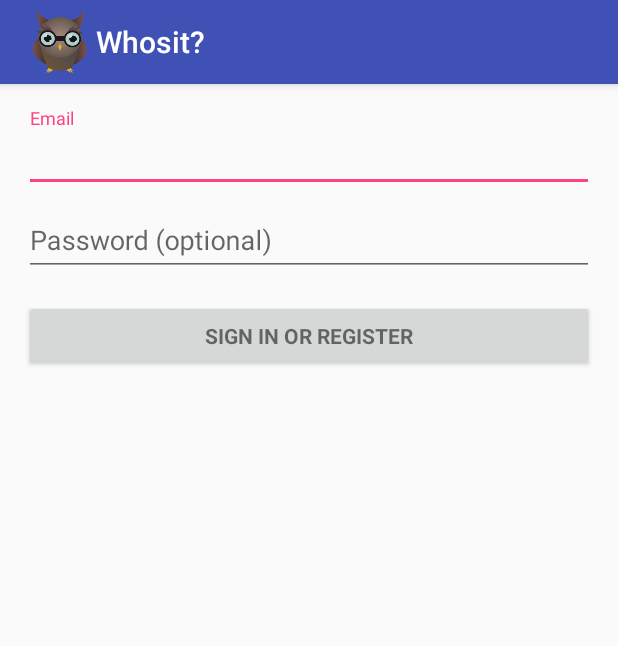
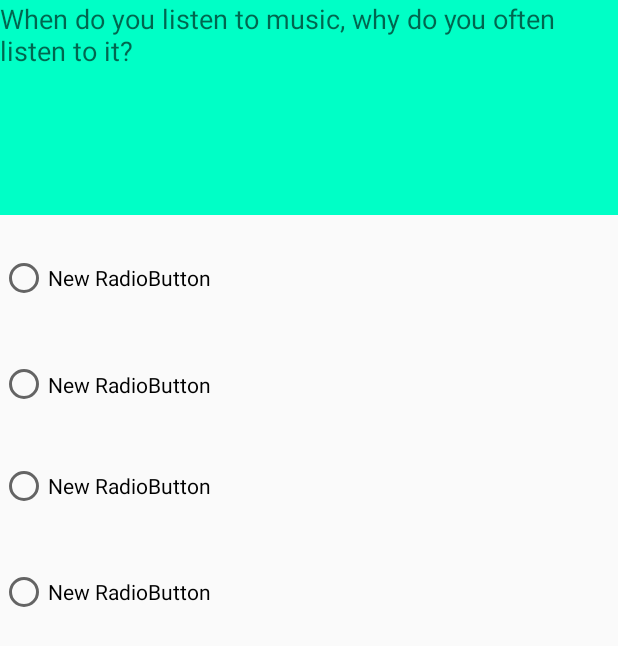
Before and after one commit to jadkinsjr76/WhositApp, an Android app: the screen it shows after launch (LoginActivity before the commit, TakeQuizActivity after it), on a phone screen of 412 x 824 dp. Shown: the top 646 px of the screen. Run offline under Robolectric (Android 15) with nearby library versions, the phone set to English and light mode, and no system bars.

Commit message:
Fixed the Icon situation.

```diff
--- a/app/src/main/AndroidManifest.xml
+++ b/app/src/main/AndroidManifest.xml
@@ -13,17 +13,22 @@
         android:label="@string/app_name"
         android:supportsRtl="true"
         android:theme="@style/AppTheme">
-        <activity
-            android:name=".LoginActivity"
+        <activity android:name=".LoginActivity"
             android:label="@string/app_name">
-            <intent-filter>
+            <!--<intent-filter>
                 <action android:name="android.intent.action.MAIN" />
 
                 <category android:name="android.intent.category.LAUNCHER" />
-            </intent-filter>
+            </intent-filter>-->
         </activity>
         <activity android:name=".ProfileActivity" />
-        <activity android:name=".TakeQuizActivity" />
+        <activity android:name=".TakeQuizActivity"
+            android:label="@string/app_name">
+        <intent-filter>
+            <action android:name="android.intent.action.MAIN" />
+            <category android:name="android.intent.category.LAUNCHER" />
+        </intent-filter>
+        </activity>
         <activity
             android:name=".MakeQuizActivity"
             android:label="@string/title_activity_make_quiz"
--- a/app/src/main/java/com/example/jackadkins/whosit/LoginActivity.java
+++ b/app/src/main/java/com/example/jackadkins/whosit/LoginActivity.java
@@ -57,6 +57,7 @@ public class LoginActivity extends AppCompatActivity implements LoaderCallbacks<
     private UserLoginTask mAuthTask = null;
 
     // UI references.
+    // testing out
     private AutoCompleteTextView mEmailView;
     private EditText mPasswordView;
     private View mProgressView;
--- a/app/src/main/java/com/example/jackadkins/whosit/TakeQuizActivity.java
+++ b/app/src/main/java/com/example/jackadkins/whosit/TakeQuizActivity.java
@@ -9,5 +9,7 @@ public class TakeQuizActivity extends AppCompatActivity {
     protected void onCreate(Bundle savedInstanceState) {
         super.onCreate(savedInstanceState);
         setContentView(R.layout.activity_take_quiz);
+
+        getSupportActionBar().hide();
     }
 }
--- a/app/src/main/res/layout/activity_take_quiz.xml
+++ b/app/src/main/res/layout/activity_take_quiz.xml
@@ -9,4 +9,55 @@
     android:paddingTop="@dimen/activity_vertical_margin"
     tools:context="com.example.jackadkins.whosit.TakeQuizActivity">
 
+    <LinearLayout
+        android:orientation="vertical"
+        android:layout_width="match_parent"
+        android:layout_height="match_parent"
+        android:layout_alignParentTop="true"
+        android:layout_alignParentLeft="true"
+        android:layout_alignParentStart="true"
+        android:weightSum="1">
+
+        <TextView
+            android:layout_width="fill_parent"
+            android:layout_height="wrap_content"
+            android:textAppearance="?android:attr/textAppearanceMedium"
+            android:text="When do you listen to music, why do you often listen to it?"
+            android:id="@+id/textView"
+            android:background="#00ffc6"
+            android:layout_weight=".15"
+            />
+
+        <RadioButton
+            android:layout_width="wrap_content"
+            android:layout_height="wrap_content"
+            android:text="New RadioButton"
+            android:id="@+id/radioButton"
+            android:layout_weight="0.08"
+            android:minHeight="25dp"/>
+
+        <RadioButton
+            android:layout_width="wrap_content"
+            android:layout_height="wrap_content"
+            android:text="New RadioButton"
+            android:id="@+id/radioButton2"
+            android:layout_weight="0.04"
+            android:minHeight="25dp"/>
+
+        <RadioButton
+            android:layout_width="wrap_content"
+            android:layout_height="wrap_content"
+            android:text="New RadioButton"
+            android:id="@+id/radioButton3"
+            android:layout_weight="0.07"
+            android:minHeight="25dp"/>
+
+        <RadioButton
+            android:layout_width="wrap_content"
+            android:layout_height="wrap_content"
+            android:text="New RadioButton"
+            android:id="@+id/radioButton4"
+            android:layout_weight="0.05"
+            android:minHeight="25dp"/>
+    </LinearLayout>
 </RelativeLayout>
--- a/app/src/main/res/values/colors.xml
+++ b/app/src/main/res/values/colors.xml
@@ -1,6 +1,6 @@
 <?xml version="1.0" encoding="utf-8"?>
 <resources>
-    <color name="colorPrimary">#3F51B5</color>
-    <color name="colorPrimaryDark">#303F9F</color>
+    <color name="colorPrimary">#3F51B5</color>-->
+    <color name="colorPrimaryDark">#3fc3c4</color><!--#303F9F</color>-->
     <color name="colorAccent">#FF4081</color>
 </resources>
--- a/app/src/main/res/values/dimens.xml
+++ b/app/src/main/res/values/dimens.xml
@@ -1,6 +1,6 @@
 <resources>
     <!-- Default screen margins, per the Android Design guidelines. -->
-    <dimen name="activity_horizontal_margin">16dp</dimen>
-    <dimen name="activity_vertical_margin">16dp</dimen>
-    <dimen name="fab_margin">16dp</dimen>
+    <dimen name="activity_horizontal_margin">0dp</dimen>
+    <dimen name="activity_vertical_margin">0dp</dimen>
+    <dimen name="fab_margin">0dp</dimen>
 </resources>
```
